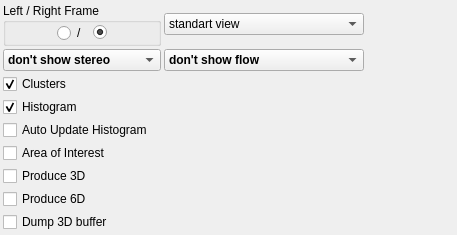
NickPenkrat/corecvs, file applications/base/ui/presentationParametersControlWidget.ui: the form before one commit.
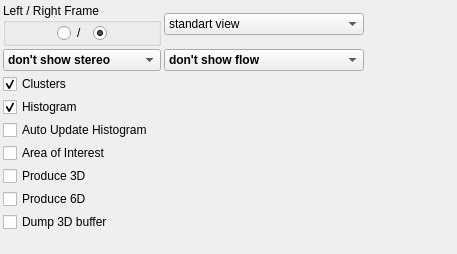
The form after the commit. Icons and pictures are not drawn.

Commit message:
Merge remote-tracking branch 'remotes/origin/asus-release' into goopen_master
Conflicts:
	3vi.pro
	cvs.conf
	src/restricted/wrappers/http/pages/index.html
	src/restricted/wrappers/http/pages/pages.qrc
	src/restricted/wrappers/http/widgetContent.cpp

Diff of the .ui file:
```diff
--- a/applications/base/ui/presentationParametersControlWidget.ui
+++ b/applications/base/ui/presentationParametersControlWidget.ui
@@ -7,7 +7,7 @@
     <x>0</x>
     <y>0</y>
     <width>457</width>
-    <height>229</height>
+    <height>254</height>
    </rect>
   </property>
   <property name="windowTitle">
@@ -127,28 +127,65 @@
          <bool>true</bool>
         </property>
         <property name="sizePolicy">
-         <sizepolicy hsizetype="Preferred" vsizetype="Fixed">
+         <sizepolicy hsizetype="Preferred" vsizetype="Preferred">
           <horstretch>0</horstretch>
           <verstretch>0</verstretch>
          </sizepolicy>
         </property>
+        <property name="maximumSize">
+         <size>
+          <width>20</width>
+          <height>16777215</height>
+         </size>
+        </property>
+        <property name="baseSize">
+         <size>
+          <width>20</width>
+          <height>20</height>
+         </size>
+        </property>
         <property name="toolTip">
          <string>Show left frame
 (when looking form behind the camera)</string>
         </property>
         <property name="text">
-         <string>/</string>
+         <string/>
         </property>
         <property name="checked">
          <bool>false</bool>
         </property>
        </widget>
       </item>
+      <item>
+       <widget class="QLabel" name="label">
+        <property name="text">
+         <string>/  </string>
+        </property>
+       </widget>
+      </item>
       <item>
        <widget class="QRadioButton" name="rightFrameButton">
         <property name="enabled">
          <bool>true</bool>
         </property>
+        <property name="sizePolicy">
+         <sizepolicy hsizetype="Preferred" vsizetype="Preferred">
+          <horstretch>0</horstretch>
+          <verstretch>0</verstretch>
+         </sizepolicy>
+        </property>
+        <property name="maximumSize">
+         <size>
+          <width>20</width>
+          <height>16777215</height>
+         </size>
+        </property>
+        <property name="baseSize">
+         <size>
+          <width>11</width>
+          <height>20</height>
+         </size>
+        </property>
         <property name="toolTip">
          <string>Show right frame 
 (when looking from behind the camera)</string>
```
